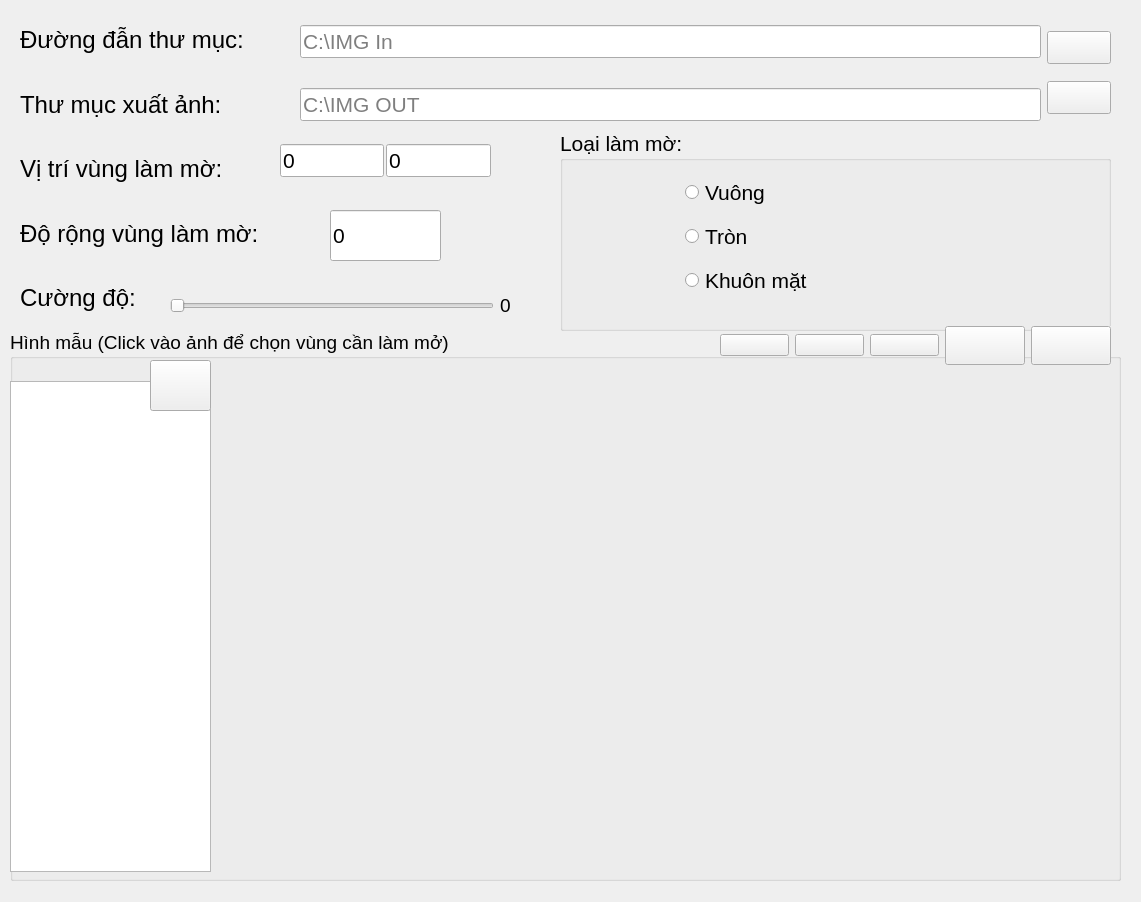
duyvo26/Xy-Ly-Anh-Thay-Khoi-Lam-Mo-Anh-Python, file _data_/main.ui: the form before one commit.
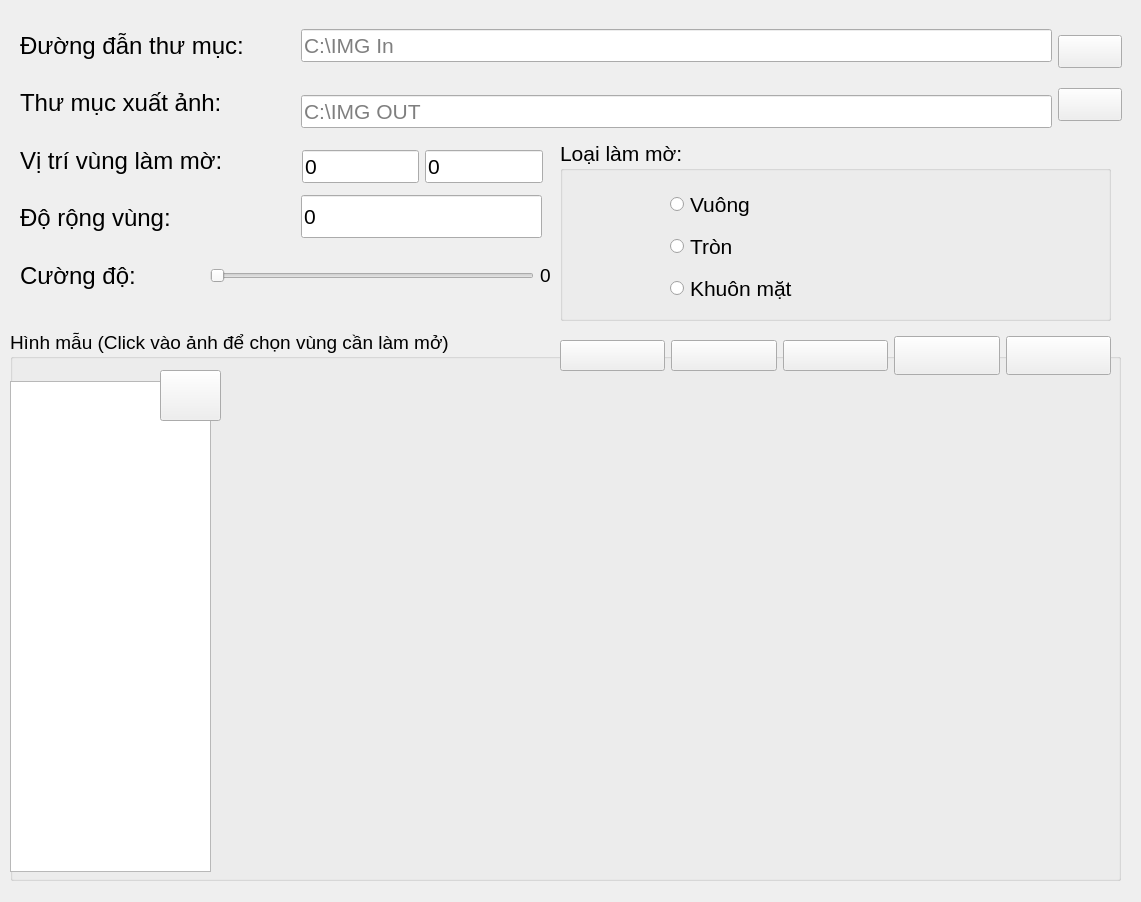
The form after the commit. Icons and pictures are not drawn.

What changed in the file:
```diff
--- a/_data_/main.ui
+++ b/_data_/main.ui
@@ -16,17 +16,701 @@
   <property name="autoFillBackground">
    <bool>false</bool>
   </property>
+  <property name="styleSheet">
+   <string notr="true">/*Copyright (c) DevSec Studio. All rights reserved.
+                MIT License
+                Permission is hereby granted, free of charge, to any person obtaining a copy
+                of this software and associated documentation files (the &quot;Software&quot;), to deal
+                in the Software without restriction, including without limitation the rights
+                to use, copy, modify, merge, publish, distribute, sublicense, and/or sell
+                copies of the Software, and to permit persons to whom the Software is
+                furnished to do so, subject to the following conditions:
+                The above copyright notice and this permission notice shall be included in all
+                copies or substantial portions of the Software.
+                THE SOFTWARE IS PROVIDED *AS IS*, WITHOUT WARRANTY OF ANY KIND, EXPRESS OR
+                IMPLIED, INCLUDING BUT NOT LIMITED TO THE WARRANTIES OF MERCHANTABILITY,
+                FITNESS FOR A PARTICULAR PURPOSE AND NONINFRINGEMENT. IN NO EVENT SHALL THE
+                AUTHORS OR COPYRIGHT HOLDERS BE LIABLE FOR ANY CLAIM, DAMAGES OR OTHER
+                LIABILITY, WHETHER IN AN ACTION OF CONTRACT, TORT OR OTHERWISE, ARISING FROM,
+                OUT OF OR IN CONNECTION WITH THE SOFTWARE OR THE USE OR OTHER DEALINGS IN THE SOFTWARE.
+                */
+                /*-----QWidget-----*/
+                QWidget
+                {
+                background-color: #242424;
+                color: #fff;
+                selection-background-color: #fff;
+                selection-color: #000;
+                }
+                /*-----QLabel-----*/
+                QLabel
+                {
+                background-color: transparent;
+                color: #fff;
+                }
+                /*-----QMenuBar-----*/
+                QMenuBar
+                {
+                background-color: #4a5157;
+                color: #fff;
+                }
+                QMenuBar::item
+                {
+                background-color: transparent;
+                border-left: 1px solid #003333;
+                padding: 5px;
+                padding-left: 15px;
+                padding-right: 15px;
+                }
+                QMenuBar::item:selected
+                {
+                background-color: #003333;
+                border: 1px solid #006666;
+                color: #fff;
+                }
+                QMenuBar::item:pressed
+                {
+                background-color: #006666;
+                border: 1px solid #006666;
+                color: #fff;
+                }
+                /*-----QMenu-----*/
+                QMenu
+                {
+                background-color: #4a5157;
+                border: 1px solid #4a5157;
+                padding: 10px;
+                color: #fff;
+                }
+                QMenu::item
+                {
+                background-color: transparent;
+                padding: 2px 20px 2px 20px;
+                min-width: 200px;
+                }
+                QMenu::separator
+                {
+                background-color: #242424;
+                height: 1px;
+                }
+                QMenu::item:disabled
+                {
+                color: #555;
+                background-color: transparent;
+                padding: 2px 20px 2px 20px;
+                }
+                QMenu::item:selected
+                {
+                background-color: #003333;
+                border: 1px solid #006666;
+                color: #fff;
+                }
+                /*-----QToolButton-----*/
+                QToolButton
+                {
+                background-color: transparent;
+                color: #fff;
+                padding: 3px;
+                margin-left: 1px;
+                }
+                QToolButton:hover
+                {
+                background-color: rgba(70,162,218,50%);
+                border: 1px solid #46a2da;
+                color: #000;
+                }
+                QToolButton:pressed
+                {
+                background-color: #727272;
+                border: 1px solid #46a2da;
+                }
+                QToolButton:checked
+                {
+                background-color: #727272;
+                border: 1px solid #222;
+                }
+                /*-----QHBoxLayout-----*/
+                QHBoxLayout
+                {
+                border-radius: 15px;
+                }
+                /*-----QPushButton-----*/
+                QPushButton
+                {
+                background-color: #4891b4;
+                color: #fff;
+                min-width: 50px;
+                border-radius: 15px;
+                padding: 5px;
+                }
+                QPushButton::flat
+                {
+                background-color: transparent;
+                border: none;
+                color: #000;
+                }
+                QPushButton::disabled
+                {
+                background-color: #606060;
+                color: #959595;
+                border-color: #051a39;
+                }
+                QPushButton::hover
+                {
+                background-color: #54aad3;
+                border: 1px solid #46a2da;
+                }
+                QPushButton::pressed
+                {
+                background-color: #2385b4;
+                border: 1px solid #46a2da;
+                }
+                QPushButton::checked
+                {
+                background-color: #bd5355;
+                border: 1px solid #bd5355;
+                }
+                /*-----QLineEdit-----*/
+                QLineEdit
+                {
+                background-color: #4C4C4C;
+                color : #fff;
+                border: 1px solid #1d1d1d;
+                padding: 3px;
+                padding-left: 5px;
+                border-radius: 20px;
+                }
+                /*-----QPlainTExtEdit-----*/
+                QPlainTextEdit
+                {
+                background-color: #242424;
+                color : #fff;
+                border: 1px solid #1d1d1d;
+                padding: 3px;
+                padding-left: 5px;
+                border-radius: 20px;
+                }
+                /*-----QToolBox-----*/
+                QToolBox
+                {
+                background-color: transparent;
+                border: 1px solid #1d1d1d;
+                }
+                QToolBox::tab
+                {
+                background-color: #002b2b;
+                border: 1px solid #1d1d1d;
+                }
+                QToolBox::tab:hover
+                {
+                background-color: #006d6d;
+                border: 1px solid #1d1d1d;
+                }
+                /*-----QComboBox-----*/
+                QComboBox
+                {
+                background-color: #4a5157;
+                padding-left: 6px;
+                color: #fff;
+                height: 20px;
+                border-radius: 20px;
+                }
+                QComboBox::disabled
+                {
+                background-color: #404040;
+                color: #656565;
+                border-color: #051a39;
+                }
+                QComboBox:on
+                {
+                background-color: #4a5157;
+                color: #fff;
+                }
+                QComboBox QAbstractItemView
+                {
+                background-color: #4a5157;
+                color: #fff;
+                selection-background-color: #002b2b;
+                selection-color: #fff;
+                outline: 0;
+                }
+                QComboBox::drop-down
+                {
+                background-color: #4a5157;
+                subcontrol-origin: padding;
+                subcontrol-position: top right;
+                border-radius: 20px;
+                width: 15px;
+                }
+                QComboBox::down-arrow
+                {
+                image: url(://arrow-down.png);
+                width: 8px;
+                height: 8px;
+                }
+                /*-----QDoubleSpinBox &amp; QCalendarWidget-----*/
+                QDoubleSpinBox,
+                QCalendarWidget QSpinBox
+                {
+                background-color: #242424;
+                color : #fff;
+                border: 1px solid #1d1d1d;
+                border-radius: 20px;
+                padding: 3px;
+                padding-left: 5px;
+                }
+                QDoubleSpinBox::up-button,
+                QCalendarWidget QSpinBox::up-button
+                {
+                background-color: #4a5157;
+                width: 16px;
+                border-top-right-radius: 20px;
+                border-width: 1px;
+                border-color: #1d1d1d;
+                }
+                QDoubleSpinBox::up-button:hover,
+                QCalendarWidget QSpinBox::up-button:hover
+                {
+                background-color: #585858;
+                }
+                QDoubleSpinBox::up-button:pressed,
+                QCalendarWidget QSpinBox::up-button:pressed
+                {
+                background-color: #252525;
+                width: 16px;
+                border-width: 1px;
+                }
+                QDoubleSpinBox::up-arrow,
+                QCalendarWidget QSpinBox::up-arrow
+                {
+                image: url(://arrow-up.png);
+                width: 7px;
+                height: 7px;
+                }
+                QDoubleSpinBox::down-button,
+                QCalendarWidget QSpinBox::down-button
+                {
+                background-color: #4a5157;
+                width: 16px;
+                border-width: 1px;
+                border-bottom-right-radius: 20px;
+                border-color: #1d1d1d;
+                }
+                QDoubleSpinBox::down-button:hover,
+                QCalendarWidget QSpinBox::down-button:hover
+                {
+                background-color: #585858;
+                }
+                QDoubleSpinBox::down-button:pressed,
+                QCalendarWidget QSpinBox::down-button:pressed
+                {
+                background-color: #252525;
+                width: 16px;
+                border-width: 1px;
+                }
+                QDoubleSpinBox::down-arrow,
+                QCalendarWidget QSpinBox::down-arrow
+                {
+                image: url(://arrow-down.png);
+                width: 7px;
+                height: 7px;
+                }
+                /*-----QGroupBox-----*/
+                QGroupBox
+                {
+                border: 1px solid;
+                border-color: #1d1d1d;
+                border-radius: 20px;
+                margin-top: 23px;
+                }
+                QGroupBox::title
+                {
+                background-color: #002b2b;
+                color: #fff;
+                subcontrol-position: top left;
+                subcontrol-origin: margin;
+                padding: 5px;
+                min-width: 100px;
+                border: 1px solid #1d1d1d;
+                border-top-left-radius: 20px;
+                border-top-right-radius: 20px;
+                border-bottom: none;
+                }
+                /*-----QHeaderView-----*/
+                QHeaderView::section
+                {
+                background-color: #4a5157;
+                border: none;
+                color: #fff;
+                padding: 4px;
+                }
+                QHeaderView::section:disabled
+                {
+                background-color: #525251;
+                color: #656565;
+                }
+                QHeaderView::section:checked
+                {
+                background-color: qlineargradient(spread:repeat, x1:1, y1:0, x2:1, y2:1, stop:0 rgba(227, 227, 227, 255),stop:1 rgba(187, 187, 187, 255));
+                color: #000;
+                }
+                QHeaderView::section::vertical::first,
+                QHeaderView::section::vertical::only-one
+                {
+                border-left: 1px solid #003333;
+                }
+                QHeaderView::section::vertical
+                {
+                border-left: 1px solid #003333;
+                }
+                QHeaderView::section::horizontal::first,
+                QHeaderView::section::horizontal::only-one
+                {
+                border-left: 1px solid #003333;
+                }
+                QHeaderView::section::horizontal
+                {
+                border-left: 1px solid #003333;
+                }
+                QTableCornerButton::section
+                {
+                background-color: qlineargradient(spread:repeat, x1:1, y1:0, x2:1, y2:1, stop:0 rgba(227, 227, 227, 255),stop:1 rgba(187, 187, 187, 255));
+                border: 1px solid #000;
+                color: #fff;
+                }
+                /*-----QCalendarWidget-----*/
+                QCalendarWidget QToolButton
+                {
+                background-color: transparent;
+                color: white;
+                }
+                QCalendarWidget QToolButton::hover
+                {
+                background-color: #006666;
+                border: 1px solid #006666;
+                color: #fff;
+                }
+                QCalendarWidget QMenu
+                {
+                width: 120px;
+                left: 20px;
+                color: white;
+                }
+                QCalendarWidget QWidget
+                {
+                alternate-background-color: #4a5157;
+                color: #fff;
+                }
+                QCalendarWidget QAbstractItemView:enabled
+                {
+                color: #fff;
+                background-color: #242424;
+                selection-background-color: #002b2b;
+                selection-color: #fff;
+                }
+                QCalendarWidget QAbstractItemView:disabled
+                {
+                color: #404040;
+                }
+                /*-----QTreeWidget-----*/
+                QTreeView
+                {
+                show-decoration-selected: 0;
+                alternate-background-color: transparent;
+                background-color: transparent;
+                border: none;
+                color: #fff;
+                font: 8pt;
+                }
+                QTreeView::item:selected
+                {
+                color:#fff;
+                background-color: #002b2b;
+                border-radius: 0px;
+                }
+                QTreeView::item:!selected:hover
+                {
+                background-color: #5e5e5e;
+                border: none;
+                color: white;
+                }
+                QTreeView::branch:has-children:!has-siblings:closed,
+                QTreeView::branch:closed:has-children:has-siblings
+                {
+                image: url(://tree-closed.png);
+                }
+                QTreeView::branch:open:has-children:!has-siblings,
+                QTreeView::branch:open:has-children:has-siblings
+                {
+                image: url(://tree-open.png);
+                }
+                /*-----QListView-----*/
+                QListView
+                {
+                background-color: transparent;
+                alternate-background-color: transparent;
+                border : none;
+                color: #fff;
+                show-decoration-selected: 1;
+                outline: 0;
+                border: 1px solid #1d1d1d;
+                }
+                QListView::disabled
+                {
+                background-color: #656565;
+                color: #1b1b1b;
+                border: 1px solid #656565;
+                }
+                QListView::item
+                {
+                background-color: transparent;
+                padding: 1px;
+                }
+                QListView::item:selected
+                {
+                background-color: #002b2b;
+                border: 1px solid #002b2b;
+                color: #fff;
+                }
+                QListView::item:selected:!active
+                {
+                background-color: #002b2b;
+                border: 1px solid #002b2b;
+                color: #fff;
+                }
+                QListView::item:selected:active
+                {
+                background-color: #002b2b;
+                border: 1px solid #002b2b;
+                color: #fff;
+                }
+                QListView::item:hover {
+                background-color: #5e5e5e;
+                border: none;
+                color: #000;
+                }
+                /*-----QCheckBox-----*/
+                QCheckBox
+                {
+                background-color: transparent;
+                color: #fff;
+                border: none;
+                }
+                QCheckBox::indicator
+                {
+                background-color: lightgray;
+                border: 1px solid #000;
+                width: 12px;
+                height: 12px;
+                }
+                QCheckBox::indicator:checked
+                {
+                image:url(&quot;./ressources/check.png&quot;);
+                background-color: #002b2b;
+                border: 1px solid #3a546e;
+                }
+                QCheckBox::indicator:unchecked:hover
+                {
+                border: 1px solid #46a2da;
+                }
+                QCheckBox::disabled
+                {
+                color: #656565;
+                }
+                QCheckBox::indicator:disabled
+                {
+                background-color: #656565;
+                color: #656565;
+                border: 1px solid #656565;
+                }
+                /*-----QRadioButton-----*/
+                QRadioButton
+                {
+                color: #fff;
+                background-color: transparent;
+                }
+                QRadioButton::indicator::unchecked:hover
+                {
+                background-color: #d3d3d3;
+                border: 2px solid #002b2b;
+                border-radius: 20px;
+                }
+                QRadioButton::indicator::checked
+                {
+                border: 2px solid #52beff;
+                border-radius: 20px;
+                background-color: #002b2b;
+                width: 9px;
+                height: 9px;
+                }
+                /*-----QScrollBar-----*/
+                QScrollBar:vertical
+                {
+                border: none;
+                width: 12px;
+                }
+                QScrollBar::handle:vertical
+                {
+                border: none;
+                border-radius : 0px;
+                background-color: #7a7a7a;
+                min-height: 80px;
+                width : 12px;
+                }
+                QScrollBar::handle:vertical:pressed
+                {
+                background-color: #5d5f60;
+                }
+                QScrollBar::add-line:vertical
+                {
+                border: none;
+                background: transparent;
+                height: 0px;
+                subcontrol-position: bottom;
+                subcontrol-origin: margin;
+                }
+                QScrollBar::add-line:vertical:hover
+                {
+                background-color: transparent;
+                }
+                QScrollBar::add-line:vertical:pressed
+                {
+                background-color: #3f3f3f;
+                }
+                QScrollBar::sub-line:vertical
+                {
+                border: none;
+                background: transparent;
+                height: 0px;
+                }
+                QScrollBar::sub-line:vertical:hover
+                {
+                background-color: transparent;
+                }
+                QScrollBar::sub-line:vertical:pressed
+                {
+                background-color: #3f3f3f;
+                }
+                QScrollBar::up-arrow:vertical
+                {
+                width: 0px;
+                height: 0px;
+                background: transparent;
+                }
+                QScrollBar::down-arrow:vertical
+                {
+                width: 0px;
+                height: 0px;
+                background: transparent;
+                }
+                QScrollBar::add-page:vertical, QScrollBar::sub-page:vertical
+                {
+                background-color: #222222;
+                }
+                QScrollBar:horizontal
+                {
+                border: none;
+                height: 12px;
+                }
+                QScrollBar::handle:horizontal
+                {
+                border: none;
+                border-radius : 0px;
+                background-color: #7a7a7a;
+                min-height: 80px;
+                height : 12px;
+                }
+                QScrollBar::handle:horizontal:pressed
+                {
+                background-color: #5d5f60;
+                }
+                QScrollBar::add-line:horizontal
+                {
+                border: none;
+                background: transparent;
+                height: 0px;
+                subcontrol-position: bottom;
+                subcontrol-origin: margin;
+                }
+                QScrollBar::add-line:horizontal:hover
+                {
+                background-color: transparent;
+                }
+                QScrollBar::add-line:horizontal:pressed
+                {
+                background-color: #3f3f3f;
+                }
+                QScrollBar::sub-line:horizontal
+                {
+                border: none;
+                background: transparent;
+                height: 0px;
+                }
+                QScrollBar::sub-line:horizontal:hover
+                {
+                background-color: transparent;
+                }
+                QScrollBar::sub-line:horizontal:pressed
+                {
+                background-color: #3f3f3f;
+                }
+                QScrollBar::up-arrow:horizontal
+                {
+                width: 0px;
+                height: 0px;
+                background: transparent;
+                }
+                QScrollBar::down-arrow:horizontal
+                {
+                width: 0px;
+                height: 0px;
+                background: transparent;
+                }
+                QScrollBar::add-page:horizontal, QScrollBar::sub-page:horizontal
+                {
+                background-color: #222222;
+                }
+                /*-----QProgressBar-----*/
+                QProgressBar
+                {
+                border: 1px solid #1d1d1d;
+                text-align: center;
+                border-radius: 20px;
+                color: #fff;
+                font-weight: bold;
+                }
+                QProgressBar::chunk
+                {
+                background-color: #3b86ae;
+                border-radius: 9px;
+                margin: 0.5px;
+                }
+                /*-----QStatusBar-----*/
+                QStatusBar
+                {
+                background-color: #4a5157;
+                color: #ffffff;
+                border-color: #051a39;
+                }
+                /*-----QSizeGrip-----*/
+                QSizeGrip
+                {
+                background-color: image(&quot;./ressources/sizegrip.png&quot;); /*To replace*/
+                border: none;
+                }
+            </string>
+  </property>
   <widget class="QWidget" name="centralwidget">
    <property name="autoFillBackground">
-    <bool>true</bool>
+    <bool>false</bool>
    </property>
    <widget class="QLineEdit" name="size_che">
     <property name="geometry">
      <rect>
-      <x>330</x>
-      <y>210</y>
-      <width>111</width>
-      <height>51</height>
+      <x>301</x>
+      <y>195</y>
+      <width>241</width>
+      <height>43</height>
      </rect>
     </property>
     <property name="font">
@@ -117,8 +801,8 @@
     <widget class="QPushButton" name="DelteListFileBut">
      <property name="geometry">
       <rect>
-       <x>140</x>
-       <y>30</y>
+       <x>150</x>
+       <y>40</y>
        <width>61</width>
        <height>51</height>
       </rect>
@@ -127,14 +811,85 @@
       <string/>
      </property>
     </widget>
+    <widget class="QWidget" name="layoutWidget">
+     <property name="geometry">
+      <rect>
+       <x>550</x>
+       <y>0</y>
+       <width>551</width>
+       <height>52</height>
+      </rect>
+     </property>
+     <layout class="QHBoxLayout" name="horizontalLayout_2">
+      <property name="sizeConstraint">
+       <enum>QLayout::SetNoConstraint</enum>
+      </property>
+      <item>
+       <widget class="QPushButton" name="btnBack">
+        <property name="text">
+         <string/>
+        </property>
+       </widget>
+      </item>
+      <item>
+       <widget class="QPushButton" name="btnSave">
+        <property name="text">
+         <string/>
+        </property>
+       </widget>
+      </item>
+      <item>
+       <widget class="QPushButton" name="btnDelete">
+        <property name="text">
+         <string/>
+        </property>
+       </widget>
+      </item>
+      <item>
+       <widget class="QPushButton" name="btnNext">
+        <property name="font">
+         <font>
+          <pointsize>20</pointsize>
+         </font>
+        </property>
+        <property name="autoFillBackground">
+         <bool>false</bool>
+        </property>
+        <property name="text">
+         <string/>
+        </property>
+       </widget>
+      </item>
+      <item>
+       <widget class="QPushButton" name="btnReload">
+        <property name="font">
+         <font>
+          <pointsize>20</pointsize>
+         </font>
+        </property>
+        <property name="autoFillBackground">
+         <bool>false</bool>
+        </property>
+        <property name="text">
+         <string/>
+        </property>
+       </widget>
+      </item>
+     </layout>
+     <zorder>btnDelete</zorder>
+     <zorder>btnSave</zorder>
+     <zorder>btnBack</zorder>
+     <zorder>btnNext</zorder>
+     <zorder>btnReload</zorder>
+    </widget>
    </widget>
    <widget class="QGroupBox" name="groupBox_3">
     <property name="geometry">
      <rect>
       <x>560</x>
-      <y>130</y>
+      <y>140</y>
       <width>551</width>
-      <height>201</height>
+      <height>181</height>
      </rect>
     </property>
     <property name="font">
@@ -158,11 +913,14 @@
       </rect>
      </property>
      <layout class="QVBoxLayout" name="verticalLayout">
+      <property name="spacing">
+       <number>2</number>
+      </property>
       <property name="sizeConstraint">
        <enum>QLayout::SetDefaultConstraint</enum>
       </property>
       <property name="leftMargin">
-       <number>15</number>
+       <number>0</number>
       </property>
       <item>
        <widget class="QRadioButton" name="btn_batdau_vuong">
@@ -193,13 +951,13 @@
      <rect>
       <x>20</x>
       <y>20</y>
-      <width>303</width>
-      <height>298</height>
+      <width>281</width>
+      <height>281</height>
      </rect>
     </property>
     <layout class="QVBoxLayout" name="verticalLayout_2">
      <property name="spacing">
-      <number>25</number>
+      <number>7</number>
      </property>
      <item>
       <widget class="QLabel" name="label">
@@ -245,7 +1003,7 @@
         </font>
        </property>
        <property name="text">
-        <string>Độ rộng vùng làm mờ:</string>
+        <string>Độ rộng vùng:</string>
        </property>
       </widget>
      </item>
@@ -266,56 +1024,8 @@
    <widget class="QWidget" name="layoutWidget">
     <property name="geometry">
      <rect>
-      <x>280</x>
-      <y>140</y>
-      <width>211</width>
-      <height>41</height>
-     </rect>
-    </property>
-    <layout class="QHBoxLayout" name="horizontalLayout_3">
-     <property name="spacing">
-      <number>2</number>
-     </property>
-     <item>
-      <widget class="QLineEdit" name="point_x">
-       <property name="font">
-        <font>
-         <pointsize>16</pointsize>
-        </font>
-       </property>
-       <property name="text">
-        <string>0</string>
-       </property>
-       <property name="placeholderText">
-        <string>X</string>
-       </property>
-      </widget>
-     </item>
-     <item>
-      <widget class="QLineEdit" name="point_y">
-       <property name="font">
-        <font>
-         <pointsize>16</pointsize>
-        </font>
-       </property>
-       <property name="text">
-        <string>0</string>
-       </property>
-       <property name="echoMode">
-        <enum>QLineEdit::Normal</enum>
-       </property>
-       <property name="placeholderText">
-        <string>Y</string>
-       </property>
-      </widget>
-     </item>
-    </layout>
-   </widget>
-   <widget class="QWidget" name="layoutWidget">
-    <property name="geometry">
-     <rect>
-      <x>170</x>
-      <y>280</y>
+      <x>210</x>
+      <y>250</y>
       <width>341</width>
       <height>51</height>
      </rect>
@@ -362,10 +1072,10 @@
    <widget class="QWidget" name="layoutWidget">
     <property name="geometry">
      <rect>
-      <x>300</x>
-      <y>20</y>
-      <width>811</width>
-      <height>107</height>
+      <x>301</x>
+      <y>21</y>
+      <width>821</width>
+      <height>115</height>
      </rect>
     </property>
     <layout class="QHBoxLayout" name="horizontalLayout_5">
@@ -439,61 +1149,43 @@
    <widget class="QWidget" name="layoutWidget">
     <property name="geometry">
      <rect>
-      <x>720</x>
-      <y>320</y>
-      <width>391</width>
-      <height>51</height>
+      <x>302</x>
+      <y>144</y>
+      <width>241</width>
+      <height>45</height>
      </rect>
     </property>
-    <layout class="QHBoxLayout" name="horizontalLayout_2">
+    <layout class="QHBoxLayout" name="horizontalLayout_3">
      <item>
-      <widget class="QPushButton" name="btnBack">
-       <property name="text">
-        <string/>
-       </property>
-      </widget>
-     </item>
-     <item>
-      <widget class="QPushButton" name="btnSave">
-       <property name="text">
-        <string/>
-       </property>
-      </widget>
-     </item>
-     <item>
-      <widget class="QPushButton" name="btnDelete">
-       <property name="text">
-        <string/>
-       </property>
-      </widget>
-     </item>
-     <item>
-      <widget class="QPushButton" name="btnNext">
+      <widget class="QLineEdit" name="point_y">
        <property name="font">
         <font>
-         <pointsize>20</pointsize>
+         <pointsize>16</pointsize>
         </font>
        </property>
-       <property name="autoFillBackground">
-        <bool>true</bool>
-       </property>
        <property name="text">
-        <string/>
+        <string>0</string>
        </property>
+       <property name="echoMode">
+        <enum>QLineEdit::Normal</enum>
+       </property>
+       <property name="placeholderText">
+        <string>Y</string>
+       </property>
       </widget>
      </item>
      <item>
-      <widget class="QPushButton" name="btnReload">
+      <widget class="QLineEdit" name="point_x">
        <property name="font">
         <font>
-         <pointsize>20</pointsize>
+         <pointsize>16</pointsize>
         </font>
        </property>
-       <property name="autoFillBackground">
-        <bool>true</bool>
-       </property>
        <property name="text">
-        <string/>
+        <string>0</string>
+       </property>
+       <property name="placeholderText">
+        <string>X</string>
        </property>
       </widget>
      </item>
```
Left out of the diff: 15 changed lines with no effect on the pictures.
